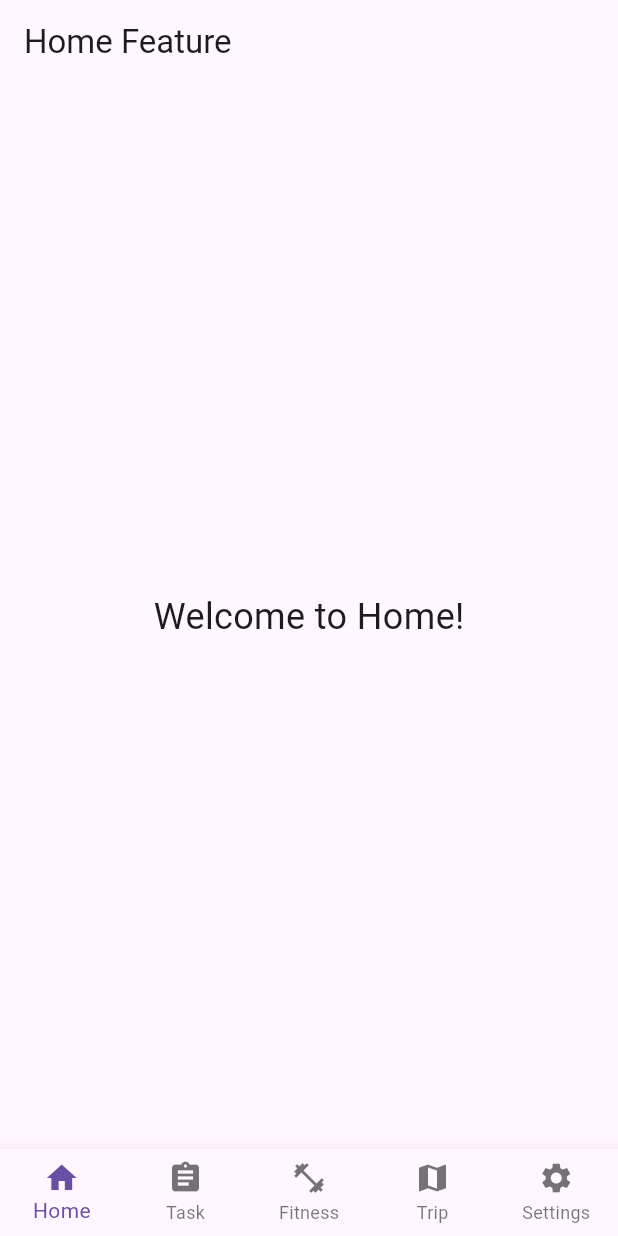
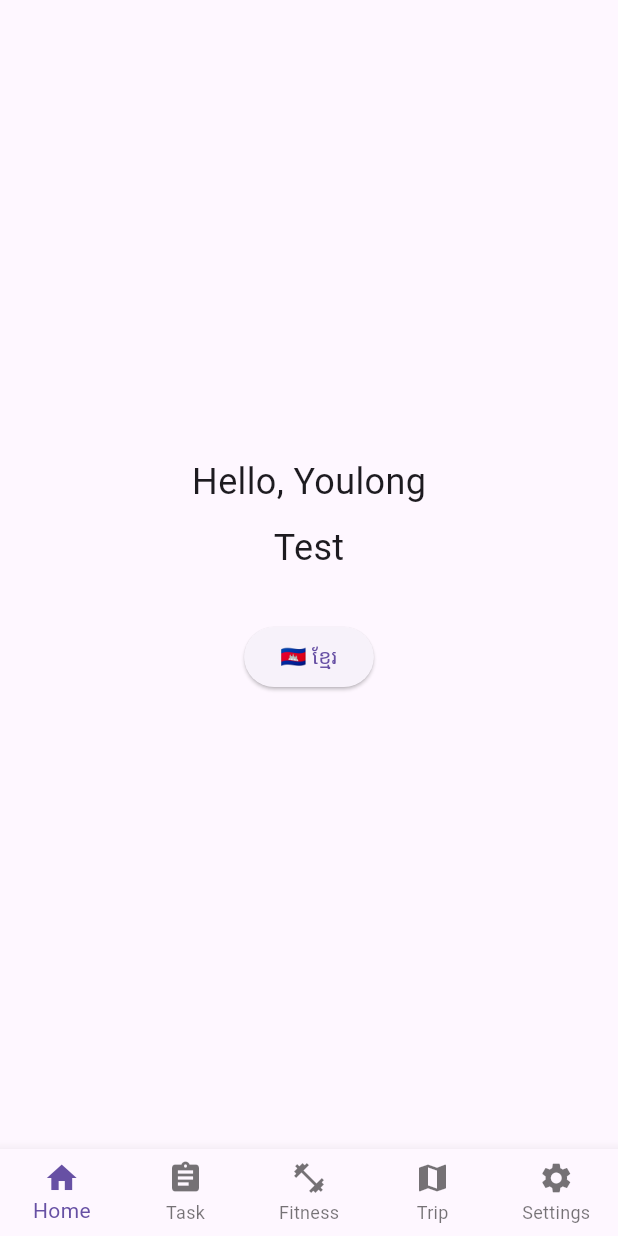
Before and after one commit to KanekaVong/MoveM, a Flutter app: the screen it shows after launch, after a tap on "Login", on a phone screen of 412 x 824 dp. Run offline on Flutter 3.47's test engine with Material 3 defaults, Android fonts, the phone set to English and light mode, and no system bars; our stand-ins replace cached_network_image, dio, flutter_secure_storage, get, logger, shared_preferences; missing offline and left inert: encrypt; accounts and stored records are empty.

Commit message:
Implement `UserManager` for session persistence and enhance localization
*   Introduced `UserManager` to manage local storage for user preferences (language, theme) and authentication data.
*   Updated `main.dart` to initialize the application with the user's saved locale from storage.
*   Implemented dynamic language switching between English and Khmer in `HomeScreen` using `Get.updateLocale`.
*   Localized UI components across the application, including `LoginScreen` buttons and `BottomNavScreen` labels.
*   Added new localization strings for `helloYoulong` and `test` to English and Khmer translation files.
*   Removed redundant `AppBar` definitions from `TaskScreen`, `SettingsScreen`, `FitnessScreen`, and `TripScreen`.

```diff
--- /dev/null
+++ b/lib/core/storage/user_manager.dart
@@ -0,0 +1,33 @@
+import 'local_storage.dart';
+
+class UserManager {
+  static final UserManager _instance = UserManager._internal();
+  final LocalStorage _storage = LocalStorage();
+
+  factory UserManager() {
+    return _instance;
+  }
+
+  UserManager._internal();
+
+  String get languageCode => _storage.getString('language_code') ?? 'en';
+  Future<void> setLanguage(String code) => _storage.setString('language_code', code);
+
+  String get themeMode => _storage.getString('theme_mode') ?? 'system';
+  Future<void> setThemeMode(String mode) => _storage.setString('theme_mode', mode);
+
+  String? get userId => _storage.getString('user_id');
+  bool get isLoggedIn => userId != null;
+  Future<void> saveUserId(String id) => _storage.setString('user_id', id);
+  String? get userName => _storage.getString('user_name');
+  Future<void> saveUserName(String name) => _storage.setString('user_name', name);
+
+  Future<String?> getToken() => _storage.getSecureString('access_token');
+  Future<void> saveToken(String token) => _storage.setSecureString('access_token', token);
+
+  Future<void> clearSession() async {
+    await _storage.clearSecureString('access_token');
+    await _storage.setString('user_id', '');
+    await _storage.setString('user_name', '');
+  }
+}
--- a/lib/features/auth/presentation/screens/login_screen.dart
+++ b/lib/features/auth/presentation/screens/login_screen.dart
@@ -1,5 +1,6 @@
 import 'package:flutter/material.dart';
 import 'package:get/get.dart';
+import 'package:movem/l10n/app_localizations.dart';
 
 import '../controllers/auth_controller.dart';
 
@@ -8,12 +9,12 @@ class LoginScreen extends GetView<AuthController> {
 
   @override
   Widget build(BuildContext context) {
+    final localize = AppLocalizations.of(context)!;
     return Scaffold(
-      // appBar: AppBar(title: const Text('Login')),
       body: Center(
         child: ElevatedButton(
           onPressed: () => controller.login("", ""),
-          child: const Text('Login'),
+          child: Text(localize.login),
         ),
       ),
     );
--- a/lib/features/fitness/presentation/screens/fitness_screen.dart
+++ b/lib/features/fitness/presentation/screens/fitness_screen.dart
@@ -6,7 +6,6 @@ class FitnessScreen extends StatelessWidget {
   @override
   Widget build(BuildContext context) {
     return Scaffold(
-      appBar: AppBar(title: const Text('Fitness')),
       body: const Center(
         child: Text('Welcome to Fitness!', style: TextStyle(fontSize: 24)),
       ),
--- a/lib/features/home/presentation/screens/home_screen.dart
+++ b/lib/features/home/presentation/screens/home_screen.dart
@@ -1,14 +1,34 @@
 import 'package:flutter/material.dart';
+import 'package:get/get.dart';
+import '../../../../l10n/app_localizations.dart';
+import '../../../../core/storage/user_manager.dart';
 
 class HomeScreen extends StatelessWidget {
   const HomeScreen({super.key});
 
   @override
   Widget build(BuildContext context) {
+    final localize = AppLocalizations.of(context)!;
+    final isKhmer = Get.locale?.languageCode == 'km';
+    final newLanguage = isKhmer ? 'en' : 'km';
     return Scaffold(
-      appBar: AppBar(title: const Text('Home Feature')),
-      body: const Center(
-        child: Text('Welcome to Home!', style: TextStyle(fontSize: 24)),
+      body: Center(
+        child: Column(
+          mainAxisAlignment: MainAxisAlignment.center,
+          children: [
+            Text(localize.helloYoulong, style: const TextStyle(fontSize: 24)),
+            const SizedBox(height: 10),
+            Text(localize.test, style: const TextStyle(fontSize: 24)),
+            const SizedBox(height: 32),
+            ElevatedButton(
+              onPressed: () {
+                UserManager().setLanguage(newLanguage);
+                Get.updateLocale(Locale(newLanguage));
+              },
+              child: Text(isKhmer ? '🇺🇸 English' : '🇰🇭 ខ្មែរ'),
+            ),
+          ],
+        ),
       ),
     );
   }
--- a/lib/features/main_nav/presentation/screens/bottom_nav_screen.dart
+++ b/lib/features/main_nav/presentation/screens/bottom_nav_screen.dart
@@ -1,6 +1,7 @@
 import 'package:flutter/material.dart';
 import 'package:get/get.dart';
 
+import '../../../../l10n/app_localizations.dart';
 import '../controllers/main_nav_controller.dart';
 import '../../../home/presentation/screens/home_screen.dart';
 import '../../../task/presentation/screens/task_screen.dart';
@@ -13,6 +14,9 @@ class BottomNavScreen extends GetView<MainNavController> {
 
   @override
   Widget build(BuildContext context) {
+
+    final localize = AppLocalizations.of(context)!;
+
     return Scaffold(
       body: Obx(() {
         return IndexedStack(
@@ -36,26 +40,26 @@ class BottomNavScreen extends GetView<MainNavController> {
             currentIndex: controller.currentIndex.value,
             onTap: controller.changeTab,
             type: BottomNavigationBarType.fixed,
-            items: const [
+            items: [
               BottomNavigationBarItem(
-                icon: Icon(Icons.home),
-                label: 'Home',
+                icon: const Icon(Icons.home),
+                label: localize.home,
               ),
               BottomNavigationBarItem(
-                icon: Icon(Icons.assignment),
-                label: 'Task',
+                icon: const Icon(Icons.assignment),
+                label: localize.task,
               ),
               BottomNavigationBarItem(
-                icon: Icon(Icons.fitness_center),
-                label: 'Fitness',
+                icon: const Icon(Icons.fitness_center),
+                label: localize.fitness,
               ),
               BottomNavigationBarItem(
-                icon: Icon(Icons.map),
-                label: 'Trip',
+                icon: const Icon(Icons.map),
+                label: localize.trip,
               ),
               BottomNavigationBarItem(
-                icon: Icon(Icons.settings),
-                label: 'Settings',
+                icon: const Icon(Icons.settings),
+                label: localize.settings,
               ),
             ],
           );
--- a/lib/features/settings/presentation/screens/settings_screen.dart
+++ b/lib/features/settings/presentation/screens/settings_screen.dart
@@ -6,7 +6,6 @@ class SettingsScreen extends StatelessWidget {
   @override
   Widget build(BuildContext context) {
     return Scaffold(
-      appBar: AppBar(title: const Text('Settings')),
       body: const Center(
         child: Text('Welcome to Settings!', style: TextStyle(fontSize: 24)),
       ),
--- a/lib/features/task/presentation/screens/task_screen.dart
+++ b/lib/features/task/presentation/screens/task_screen.dart
@@ -6,7 +6,6 @@ class TaskScreen extends StatelessWidget {
   @override
   Widget build(BuildContext context) {
     return Scaffold(
-      appBar: AppBar(title: const Text('Tasks')),
       body: const Center(
         child: Text('Welcome to Tasks!', style: TextStyle(fontSize: 24)),
       ),
--- a/lib/features/trip/presentation/screens/trip_screen.dart
+++ b/lib/features/trip/presentation/screens/trip_screen.dart
@@ -6,7 +6,6 @@ class TripScreen extends StatelessWidget {
   @override
   Widget build(BuildContext context) {
     return Scaffold(
-      appBar: AppBar(title: const Text('Trip Feature')),
       body: const Center(
         child: Text('Welcome to Trips!', style: TextStyle(fontSize: 24)),
       ),
--- a/lib/l10n/app_en.arb
+++ b/lib/l10n/app_en.arb
@@ -18,5 +18,7 @@
         "type": "String"
       }
     }
-  }
+  },
+  "helloYoulong": "Hello, Youlong",
+  "test": "Test"
 }
--- a/lib/l10n/app_km.arb
+++ b/lib/l10n/app_km.arb
@@ -11,5 +11,7 @@
   "trip": "ដំណើរកម្សាន្ត",
   "settings": "ការកំណត់",
   "welcome": "សូមស្វាគមន៍!",
-  "welcomeUser": "សូមស្វាគមន៍, {name}!"
+  "welcomeUser": "សូមស្វាគមន៍, {name}!",
+  "helloYoulong": "សួស្តី Youlong",
+  "test": "ការសាកល្បង"
 }
--- a/lib/l10n/app_localizations.dart
+++ b/lib/l10n/app_localizations.dart
@@ -169,6 +169,18 @@ abstract class AppLocalizations {
   /// In en, this message translates to:
   /// **'Welcome, {name}!'**
   String welcomeUser(String name);
+
+  /// No description provided for @helloYoulong.
+  ///
+  /// In en, this message translates to:
+  /// **'Hello, Youlong'**
+  String get helloYoulong;
+
+  /// No description provided for @test.
+  ///
+  /// In en, this message translates to:
+  /// **'Test'**
+  String get test;
 }
 
 class _AppLocalizationsDelegate
--- a/lib/l10n/app_localizations_en.dart
+++ b/lib/l10n/app_localizations_en.dart
@@ -45,4 +45,10 @@ class AppLocalizationsEn extends AppLocalizations {
   String welcomeUser(String name) {
     return 'Welcome, $name!';
   }
+
+  @override
+  String get helloYoulong => 'Hello, Youlong';
+
+  @override
+  String get test => 'Test';
 }
--- a/lib/l10n/app_localizations_km.dart
+++ b/lib/l10n/app_localizations_km.dart
@@ -45,4 +45,10 @@ class AppLocalizationsKm extends AppLocalizations {
   String welcomeUser(String name) {
     return 'សូមស្វាគមន៍, $name!';
   }
+
+  @override
+  String get helloYoulong => 'សួស្តី Youlong';
+
+  @override
+  String get test => 'ការសាកល្បង';
 }
--- a/lib/main.dart
+++ b/lib/main.dart
@@ -6,17 +6,22 @@ import 'core/theme/app_theme.dart';
 import 'core/routes/app_pages.dart';
 import 'core/routes/app_routes.dart';
 import 'core/storage/local_storage.dart';
+import 'core/storage/user_manager.dart';
 
 void main() async {
   WidgetsFlutterBinding.ensureInitialized();
 
   await LocalStorage().init();
 
-  runApp(const MyApp());
+  final savedLocale = Locale(UserManager().languageCode);
+
+  runApp(MyApp(savedLocale: savedLocale));
 }
 
 class MyApp extends StatelessWidget {
-  const MyApp({super.key});
+  final Locale savedLocale;
+
+  const MyApp({super.key, required this.savedLocale});
 
   @override
   Widget build(BuildContext context) {
@@ -25,6 +30,7 @@ class MyApp extends StatelessWidget {
       theme: AppTheme.lightTheme,
       darkTheme: AppTheme.darkTheme,
       themeMode: ThemeMode.system,
+      locale: savedLocale,
       localizationsDelegates: const [
         AppLocalizations.delegate,
         GlobalMaterialLocalizations.delegate,
```
